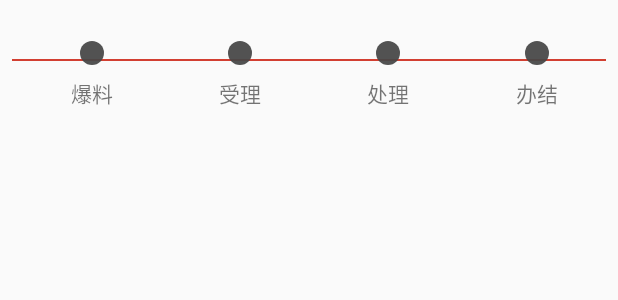
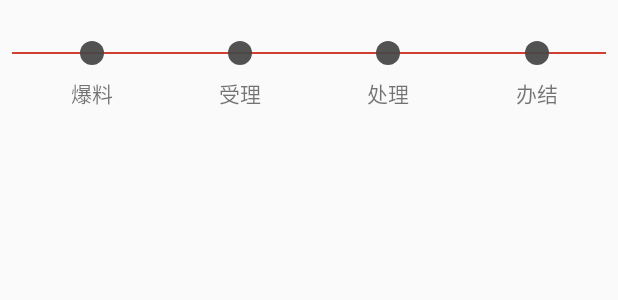
Before and after one commit to allenwithcj/zhicheng-app, an Android app: the layout i_show_deal.xml on its own in the app's theme, with its tools: preview values and no code run, on a phone screen of 412 x 824 dp. Shown: the top 300 px of the screen. Run offline under Robolectric (Android 15) with nearby library versions, the phone set to English and light mode, and no system bars.

Commit message:
修改时间

```diff
--- a/app/src/main/java/com/zhicheng/common/URL.java
+++ b/app/src/main/java/com/zhicheng/common/URL.java
@@ -14,12 +14,12 @@ public class URL {
 
 //    public static final String HOST_URL_SERVER_ZHICHENG = "http://192.168.1.157:8090/";
 
-//     public static final String HOST_URL_SERVER_ZHICHENG = "http://222.46.11.107:8082";
+     public static final String HOST_URL_SERVER_ZHICHENG = "http://222.46.11.107:8082";
 
 //    public static final String HOST_URL_SERVER_ZHICHENG = "http://219.131.197.178:9909";
 
     //feiqi
-    public static final String HOST_URL_SERVER_ZHICHENG = "http://21.33.198.138:8089";
+//    public static final String HOST_URL_SERVER_ZHICHENG = "http://21.33.198.138:8089";
 
 
     public static final String HOST_URL_SERVER = "http://nuoche.xiaoyouqiao.com/appapi/";
--- a/app/src/main/java/com/zhicheng/ui/adapter/HomeFragmentAdapter.java
+++ b/app/src/main/java/com/zhicheng/ui/adapter/HomeFragmentAdapter.java
@@ -97,7 +97,9 @@ public class HomeFragmentAdapter extends RecyclerView.Adapter implements View.On
                             content.add(c.getItemcon());
                             location.add(c.getItemaddress());
                             if(!c.getItemtime().equals("")){
-                                time.add(c.getItemtime().substring(0,10));
+                                if(c.getItemtime().length() > 2){
+                                    time.add(c.getItemtime().substring(0,c.getItemtime().length()-2));
+                                }
                             }
                         }
                     }
--- a/app/src/main/java/com/zhicheng/ui/adapter/OfficialFinishDetailAdapter.java
+++ b/app/src/main/java/com/zhicheng/ui/adapter/OfficialFinishDetailAdapter.java
@@ -202,7 +202,7 @@ public class OfficialFinishDetailAdapter extends RecyclerView.Adapter {
                         ((ShowDealViewHolder) holder).BaoImage.setImageDrawable(holder.itemView.getResources().getDrawable(R.drawable.i_show_deal));
                         ((ShowDealViewHolder) holder).Accept.setText(null);
                         ((ShowDealViewHolder) holder).AcceptImage.setImageDrawable(holder.itemView.getResources().getDrawable(R.drawable.i_show_deal));
-                        ((ShowDealViewHolder) holder).Deal.setText(null);
+                        ((ShowDealViewHolder) holder).Deal.setText("处理中...");
                         ((ShowDealViewHolder) holder).DealImage.setImageDrawable(holder.itemView.getResources().getDrawable(R.drawable.i_show_deal));
                     }else if(mType.equals("finished")){
                         ((ShowDealViewHolder) holder).Bao.setText(mData.getIq().getQuery().getMap().getFlowStartTime().substring(0,10));
@@ -228,18 +228,23 @@ public class OfficialFinishDetailAdapter extends RecyclerView.Adapter {
                         ((ShowDealViewHolder) holder).Deal.setText(null);
                         ((ShowDealViewHolder) holder).DealImage.setImageDrawable(holder.itemView.getResources().getDrawable(R.drawable.i_show_deal));
                     }else if(mFlowStatus.equals("2")){
-                        ((ShowDealViewHolder) holder).Bao.setText(mData.getIq().getQuery().getMap().getFlowStartTime().substring(0,10));
+                        String mStartTime = mData.getIq().getQuery().getMap().getFlowStartTime();
+                        if(!mStartTime.equals("")){
+                            ((ShowDealViewHolder) holder).Bao.setText(mStartTime.substring(0,mStartTime.length()-2));
+                        }else{
+                            ((ShowDealViewHolder) holder).Bao.setText("");
+                        }
                         ((ShowDealViewHolder) holder).BaoImage.setImageDrawable(holder.itemView.getResources().getDrawable(R.drawable.i_show_deal));
                         ((ShowDealViewHolder) holder).Accept.setText(null);
                         ((ShowDealViewHolder) holder).AcceptImage.setImageDrawable(holder.itemView.getResources().getDrawable(R.drawable.i_show_deal));
                         ((ShowDealViewHolder) holder).Deal.setText(null);
                         ((ShowDealViewHolder) holder).DealImage.setImageDrawable(holder.itemView.getResources().getDrawable(R.drawable.i_show_deal));
-                        if (!mData.getIq().getQuery().getMap().getFlowEndTime().equals("")){
-                            ((ShowDealViewHolder) holder).Complete.setText(mData.getIq().getQuery().getMap().getFlowEndTime().substring(0,10));
+                        String mEndTime = mData.getIq().getQuery().getMap().getFlowEndTime();
+                        if (!mEndTime.equals("")){
+                            ((ShowDealViewHolder) holder).Complete.setText(mEndTime.substring(0,mEndTime.length()-2));
                         }else {
                             ((ShowDealViewHolder) holder).Complete.setText("");
                         }
-                        ((ShowDealViewHolder) holder).Complete.setTextColor(holder.itemView.getContext().getResources().getColor(R.color.red));
                         ((ShowDealViewHolder) holder).CompleteImage.setImageDrawable(holder.itemView.getResources().getDrawable(R.drawable.i_show_deal));
                     }
 
--- a/app/src/main/java/com/zhicheng/ui/adapter/OfficialNoFinishDetailAdapter.java
+++ b/app/src/main/java/com/zhicheng/ui/adapter/OfficialNoFinishDetailAdapter.java
@@ -234,14 +234,24 @@ public class OfficialNoFinishDetailAdapter extends RecyclerView.Adapter {
                         ((ShowDealViewHolder) holder).Deal.setText("办理中...");
                         ((ShowDealViewHolder) holder).DealImage.setImageDrawable(holder.itemView.getResources().getDrawable(R.drawable.i_show_deal));
                     }else if(mFlowStatus.equals("2")){
-                        ((ShowDealViewHolder) holder).Bao.setText(mData.getIq().getQuery().getSendTime().substring(0,10));
+                        String mStartTime = mData.getIq().getQuery().getMap().getFlowStartTime();
+                        if(!mStartTime.equals("")){
+                            ((ShowDealViewHolder) holder).Bao.setText(mStartTime.substring(0,mStartTime.length()-2));
+                        }else{
+                            ((ShowDealViewHolder) holder).Bao.setText("");
+                        }
                         ((ShowDealViewHolder) holder).BaoImage.setImageDrawable(holder.itemView.getResources().getDrawable(R.drawable.i_show_deal));
                         ((ShowDealViewHolder) holder).Accept.setText(null);
                         ((ShowDealViewHolder) holder).AcceptImage.setImageDrawable(holder.itemView.getResources().getDrawable(R.drawable.i_show_deal));
                         ((ShowDealViewHolder) holder).Deal.setText(null);
                         ((ShowDealViewHolder) holder).Deal.setTextColor(holder.itemView.getContext().getResources().getColor(R.color.red));
                         ((ShowDealViewHolder) holder).DealImage.setImageDrawable(holder.itemView.getResources().getDrawable(R.drawable.i_show_deal));
-                        ((ShowDealViewHolder) holder).Complete.setText(mData.getIq().getQuery().getMap().getFlowEndTime());
+                        String mEndTime = mData.getIq().getQuery().getMap().getFlowEndTime();
+                        if (!mEndTime.equals("")){
+                            ((ShowDealViewHolder) holder).Complete.setText(mEndTime.substring(0,mEndTime.length()-2));
+                        }else {
+                            ((ShowDealViewHolder) holder).Complete.setText("");
+                        }
                         ((ShowDealViewHolder) holder).CompleteImage.setImageDrawable(holder.itemView.getResources().getDrawable(R.drawable.i_show_deal_normal));
                     }
 
--- a/app/src/main/res/layout/i_show_deal.xml
+++ b/app/src/main/res/layout/i_show_deal.xml
@@ -1,26 +1,24 @@
 <?xml version="1.0" encoding="utf-8"?>
-<FrameLayout xmlns:android="http://schemas.android.com/apk/res/android"
+<LinearLayout xmlns:android="http://schemas.android.com/apk/res/android"
     android:layout_width="match_parent"
     android:layout_height="wrap_content"
+    android:orientation="vertical"
     android:padding="@dimen/textView_padding">
 
-    <View
-        android:layout_width="match_parent"
-        android:layout_height="2px"
-        android:background="@color/red"
-        android:layout_gravity="center" />
 
     <LinearLayout
         android:orientation="horizontal"
         android:layout_width="match_parent"
         android:layout_height="match_parent"
+        android:gravity="center"
         android:layout_gravity="center_vertical">
 
         <LinearLayout
             android:orientation="vertical"
             android:layout_width="0dp"
-            android:layout_height="wrap_content"
+            android:layout_height="match_parent"
             android:layout_weight="1"
+            android:gravity="center"
             android:layout_marginLeft="@dimen/activity_horizontal_margin">
 
             <TextView
@@ -31,12 +29,175 @@
                 android:textSize="@dimen/badge_text_size"
                 android:paddingBottom="@dimen/textView_padding" />
 
-            <ImageView
-                android:id="@+id/BaoImg"
-                android:layout_width="wrap_content"
+
+        </LinearLayout>
+
+        <LinearLayout
+            android:orientation="vertical"
+            android:layout_width="0dp"
+            android:layout_height="match_parent"
+            android:layout_weight="1"
+            android:gravity="center"
+            android:layout_marginLeft="@dimen/activity_horizontal_margin">
+
+            <TextView
+                android:id="@+id/Accept"
+                android:layout_width="match_parent"
                 android:layout_height="wrap_content"
-                android:layout_gravity="center"
-                android:background="@drawable/i_show_deal_normal" />
+                android:textSize="@dimen/badge_text_size"
+                android:gravity="center"
+                android:paddingBottom="@dimen/textView_padding" />
+
+
+        </LinearLayout>
+
+        <LinearLayout
+            android:orientation="vertical"
+            android:layout_width="0dp"
+            android:layout_height="match_parent"
+            android:gravity="center"
+            android:layout_weight="1"
+            android:layout_marginLeft="@dimen/activity_horizontal_margin">
+
+            <TextView
+                android:id="@+id/Deal"
+                android:layout_width="match_parent"
+                android:layout_height="wrap_content"
+                android:textSize="@dimen/badge_text_size"
+                android:gravity="center"
+                android:paddingBottom="@dimen/textView_padding" />
+
+
+        </LinearLayout>
+
+        <LinearLayout
+            android:orientation="vertical"
+            android:layout_width="0dp"
+            android:layout_height="match_parent"
+            android:gravity="center"
+            android:layout_weight="1"
+            android:layout_marginLeft="@dimen/activity_horizontal_margin">
+
+            <TextView
+                android:id="@+id/Complete"
+                android:layout_width="match_parent"
+                android:layout_height="wrap_content"
+                android:textSize="@dimen/badge_text_size"
+                android:gravity="center"
+                android:paddingBottom="@dimen/textView_padding" />
+        </LinearLayout>
+    </LinearLayout>
+
+    <FrameLayout
+        android:layout_width="match_parent"
+        android:layout_height="wrap_content">
+
+        <View
+            android:layout_width="match_parent"
+            android:layout_height="2px"
+            android:background="@color/red"
+            android:layout_gravity="center" />
+
+        <LinearLayout
+            android:orientation="horizontal"
+            android:layout_width="match_parent"
+            android:layout_height="match_parent"
+            android:gravity="center"
+            android:layout_gravity="center_vertical">
+
+            <LinearLayout
+                android:orientation="vertical"
+                android:layout_width="0dp"
+                android:layout_height="match_parent"
+                android:layout_weight="1"
+                android:gravity="center"
+                android:layout_marginLeft="@dimen/activity_horizontal_margin">
+
+
+                <ImageView
+                    android:id="@+id/BaoImg"
+                    android:layout_width="wrap_content"
+                    android:layout_height="wrap_content"
+                    android:layout_gravity="center"
+                    android:background="@drawable/i_show_deal_normal" />
+
+
+            </LinearLayout>
+
+            <LinearLayout
+                android:orientation="vertical"
+                android:layout_width="0dp"
+                android:layout_height="match_parent"
+                android:layout_weight="1"
+                android:gravity="center"
+                android:layout_marginLeft="@dimen/activity_horizontal_margin">
+
+
+                <ImageView
+                    android:id="@+id/AcceptImg"
+                    android:layout_width="wrap_content"
+                    android:layout_height="wrap_content"
+                    android:layout_gravity="center"
+                    android:background="@drawable/i_show_deal_normal" />
+
+
+            </LinearLayout>
+
+            <LinearLayout
+                android:orientation="vertical"
+                android:layout_width="0dp"
+                android:layout_height="match_parent"
+                android:gravity="center"
+                android:layout_weight="1"
+                android:layout_marginLeft="@dimen/activity_horizontal_margin">
+
+
+                <ImageView
+                    android:id="@+id/DealImg"
+                    android:layout_width="wrap_content"
+                    android:layout_height="wrap_content"
+                    android:layout_gravity="center"
+                    android:background="@drawable/i_show_deal_normal" />
+
+
+            </LinearLayout>
+
+            <LinearLayout
+                android:orientation="vertical"
+                android:layout_width="0dp"
+                android:layout_height="match_parent"
+                android:gravity="center"
+                android:layout_weight="1"
+                android:layout_marginLeft="@dimen/activity_horizontal_margin">
+
+
+                <ImageView
+                    android:id="@+id/CompleteImg"
+                    android:layout_width="wrap_content"
+                    android:layout_height="wrap_content"
+                    android:layout_gravity="center"
+                    android:background="@drawable/i_show_deal_normal" />
+
+
+            </LinearLayout>
+        </LinearLayout>
+    </FrameLayout>
+
+    <LinearLayout
+        android:orientation="horizontal"
+        android:layout_width="match_parent"
+        android:layout_height="match_parent"
+        android:gravity="center"
+        android:layout_gravity="center_vertical">
+
+        <LinearLayout
+            android:orientation="vertical"
+            android:layout_width="0dp"
+            android:layout_height="match_parent"
+            android:layout_weight="1"
+            android:gravity="center"
+            android:layout_marginLeft="@dimen/activity_horizontal_margin">
+
 
             <TextView
                 android:layout_width="match_parent"
@@ -49,24 +210,11 @@
         <LinearLayout
             android:orientation="vertical"
             android:layout_width="0dp"
-            android:layout_height="wrap_content"
+            android:layout_height="match_parent"
             android:layout_weight="1"
+            android:gravity="center"
             android:layout_marginLeft="@dimen/activity_horizontal_margin">
 
-            <TextView
-                android:id="@+id/Accept"
-                android:layout_width="match_parent"
-                android:layout_height="wrap_content"
-                android:textSize="@dimen/badge_text_size"
-                android:gravity="center"
-                android:paddingBottom="@dimen/textView_padding" />
-
-            <ImageView
-                android:id="@+id/AcceptImg"
-                android:layout_width="wrap_content"
-                android:layout_height="wrap_content"
-                android:layout_gravity="center"
-                android:background="@drawable/i_show_deal_normal" />
 
             <TextView
                 android:layout_width="match_parent"
@@ -79,24 +227,11 @@
         <LinearLayout
             android:orientation="vertical"
             android:layout_width="0dp"
-            android:layout_height="wrap_content"
+            android:layout_height="match_parent"
+            android:gravity="center"
             android:layout_weight="1"
             android:layout_marginLeft="@dimen/activity_horizontal_margin">
 
-            <TextView
-                android:id="@+id/Deal"
-                android:layout_width="match_parent"
-                android:layout_height="wrap_content"
-                android:textSize="@dimen/badge_text_size"
-                android:gravity="center"
-                android:paddingBottom="@dimen/textView_padding" />
-
-            <ImageView
-                android:id="@+id/DealImg"
-                android:layout_width="wrap_content"
-                android:layout_height="wrap_content"
-                android:layout_gravity="center"
-                android:background="@drawable/i_show_deal_normal" />
 
             <TextView
                 android:layout_width="match_parent"
@@ -109,25 +244,11 @@
         <LinearLayout
             android:orientation="vertical"
             android:layout_width="0dp"
-            android:layout_height="wrap_content"
+            android:layout_height="match_parent"
+            android:gravity="center"
             android:layout_weight="1"
             android:layout_marginLeft="@dimen/activity_horizontal_margin">
 
-            <TextView
-                android:id="@+id/Complete"
-                android:layout_width="match_parent"
-                android:layout_height="wrap_content"
-                android:textSize="@dimen/badge_text_size"
-                android:gravity="center"
-                android:singleLine="true"
-                android:paddingBottom="@dimen/textView_padding" />
-
-            <ImageView
-                android:id="@+id/CompleteImg"
-                android:layout_width="wrap_content"
-                android:layout_height="wrap_content"
-                android:layout_gravity="center"
-                android:background="@drawable/i_show_deal_normal" />
 
             <TextView
                 android:layout_width="match_parent"
@@ -137,4 +258,4 @@
                 android:text="@string/Complete" />
         </LinearLayout>
     </LinearLayout>
-</FrameLayout>
+</LinearLayout>
```
